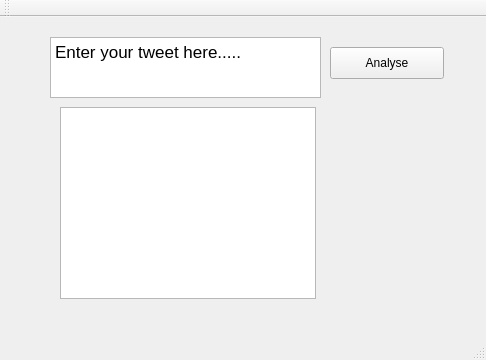
Qt form mainwindow.ui (ama121/SR71_SWAT) before a commit.
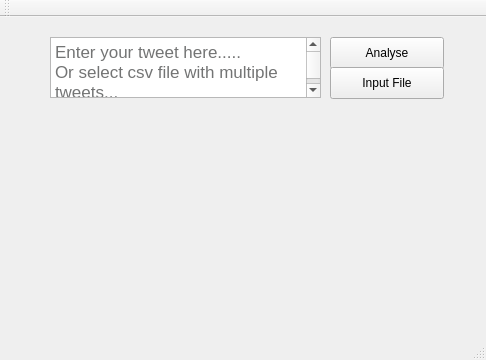
The same form after that commit.

```diff
--- a/mainwindow.ui
+++ b/mainwindow.ui
@@ -28,14 +28,15 @@
 &lt;html&gt;&lt;head&gt;&lt;meta name=&quot;qrichtext&quot; content=&quot;1&quot; /&gt;&lt;style type=&quot;text/css&quot;&gt;
 p, li { white-space: pre-wrap; }
 &lt;/style&gt;&lt;/head&gt;&lt;body style=&quot; font-family:'.SF NS Text'; font-size:13pt; font-weight:400; font-style:normal;&quot;&gt;
-&lt;p style=&quot; margin-top:0px; margin-bottom:0px; margin-left:0px; margin-right:0px; -qt-block-indent:0; text-indent:0px;&quot;&gt;Enter your tweet here.....&lt;/p&gt;&lt;/body&gt;&lt;/html&gt;</string>
+&lt;p style=&quot; margin-top:0px; margin-bottom:0px; margin-left:0px; margin-right:0px; -qt-block-indent:0; text-indent:0px;&quot;&gt;&lt;span style=&quot; color:#737474;&quot;&gt;Enter your tweet here.....&lt;/span&gt;&lt;/p&gt;
+&lt;p style=&quot; margin-top:0px; margin-bottom:0px; margin-left:0px; margin-right:0px; -qt-block-indent:0; text-indent:0px;&quot;&gt;&lt;span style=&quot; color:#737474;&quot;&gt;Or select csv file with multiple tweets...&lt;/span&gt;&lt;/p&gt;&lt;/body&gt;&lt;/html&gt;</string>
     </property>
    </widget>
    <widget class="QPushButton" name="pushButton">
     <property name="geometry">
      <rect>
       <x>330</x>
-      <y>30</y>
+      <y>20</y>
       <width>114</width>
       <height>32</height>
      </rect>
@@ -44,15 +45,48 @@
      <string>Analyse</string>
     </property>
    </widget>
-   <widget class="QGraphicsView" name="graphicsView">
+   <widget class="QLabel" name="picLabel">
     <property name="geometry">
      <rect>
-      <x>60</x>
+      <x>20</x>
+      <y>110</y>
+      <width>161</width>
+      <height>150</height>
+     </rect>
+    </property>
+    <property name="minimumSize">
+     <size>
+      <width>150</width>
+      <height>150</height>
+     </size>
+    </property>
+    <property name="text">
+     <string/>
+    </property>
+   </widget>
+   <widget class="QPushButton" name="inputButton">
+    <property name="geometry">
+     <rect>
+      <x>330</x>
+      <y>50</y>
+      <width>114</width>
+      <height>32</height>
+     </rect>
+    </property>
+    <property name="text">
+     <string>Input File</string>
+    </property>
+   </widget>
+   <widget class="QWidget" name="gridLayoutWidget">
+    <property name="geometry">
+     <rect>
+      <x>190</x>
       <y>90</y>
-      <width>256</width>
-      <height>192</height>
+      <width>281</width>
+      <height>201</height>
      </rect>
     </property>
+    <layout class="QGridLayout" name="chartLayout"/>
    </widget>
   </widget>
   <widget class="QMenuBar" name="menuBar">
```
Left out of the diff: 4 changed lines with no effect on the pictures.
